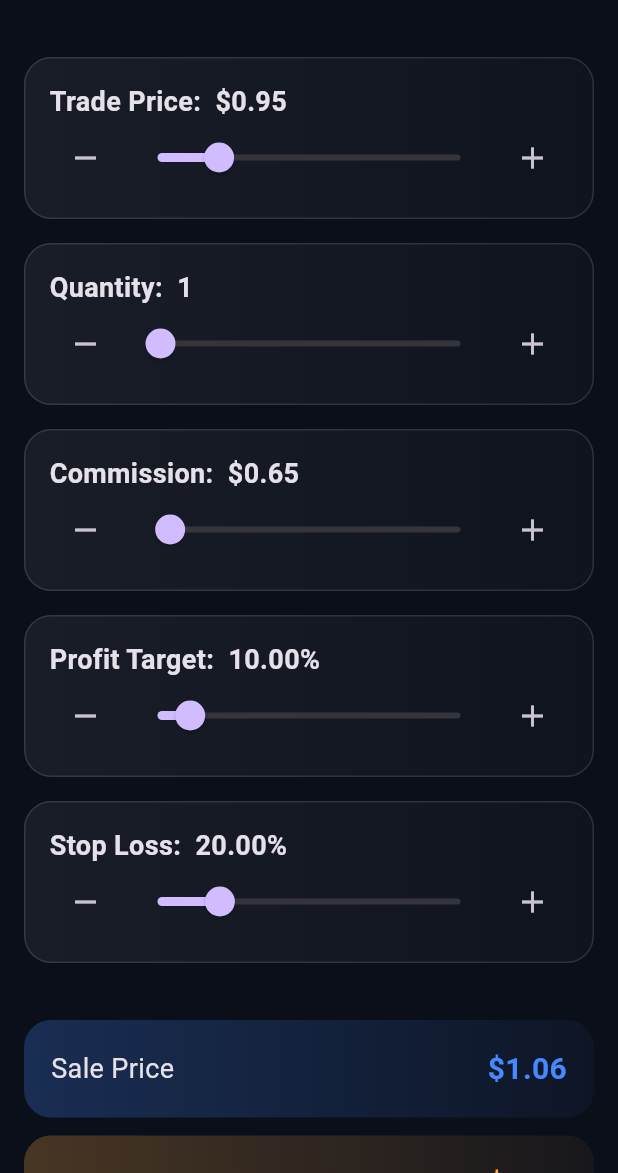
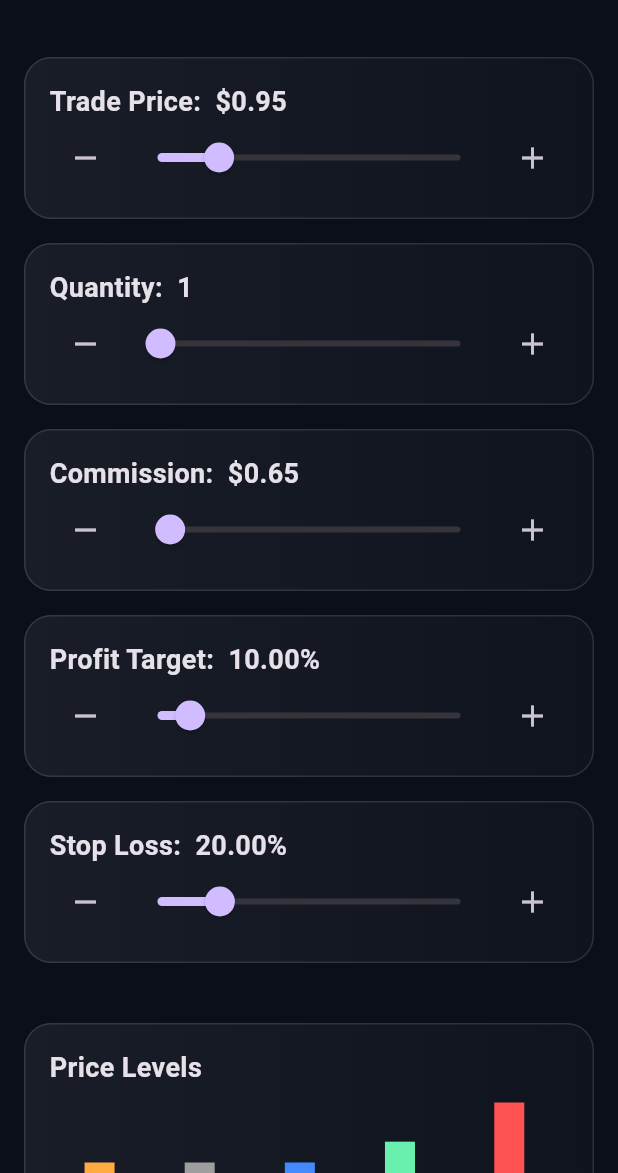
Before and after one commit to ransel2016/Investep, a Flutter app: the screen it shows after launch, after a tap on the "remove" icon, on a phone screen of 412 x 824 dp, the part 63-1236 px from its top. Run offline on Flutter 3.47's test engine with Material 3 defaults, Android fonts, the phone set to English and light mode, and no system bars.

Commit message:
Update calculator barras

```diff
--- a/lib/main.dart
+++ b/lib/main.dart
@@ -29,7 +29,6 @@ class _ProCalculatorAppState extends State<ProCalculatorApp> {
 }
 
 /* ---------- THEMES ---------- */
-
 final darkTheme = ThemeData.dark().copyWith(
   scaffoldBackgroundColor: const Color(0xFF0B0F1A),
   primaryColor: Colors.blueAccent,
@@ -41,7 +40,6 @@ final lightTheme = ThemeData.light().copyWith(
 );
 
 /* ---------- CALCULATOR ---------- */
-
 class CalculatorPage extends StatefulWidget {
   final bool darkMode;
   final VoidCallback onToggleTheme;
@@ -60,44 +58,40 @@ class _CalculatorPageState extends State<CalculatorPage> {
   double precioCompra = 1.00;
   int contratos = 1;
   double comision = 0.65;
-  double gananciaPorc = 0.10;
+  double gananciaPorc = 0.10; // slider objetivo ya corregido
   double stopPorc = 0.20;
 
   final int multiplicador = 100;
 
   double precioVenta = 0;
   double gananciaNeta = 0;
-  double porcentajeReal = 0;
+  double porcentajeReal = 0; // ya no se usa para mostrar
   double stopPrice = 0;
+  double perdidaNeta = 0;
 
   void calcular() {
     double valorTotal = precioCompra * multiplicador * contratos;
     double comisionesTotales = comision * contratos * 2;
 
-    double objetivoNeto =
-        (valorTotal + comisionesTotales) * (1 + gananciaPorc);
+    // Precio de venta redondeado
+    double precioVentaExacto =
+        (valorTotal + comisionesTotales) * (1 + gananciaPorc) / (contratos * multiplicador);
+    precioVenta = (precioVentaExacto * 100).ceilToDouble() / 100;
 
-    // SALE PRICE redondeado hacia arriba
-    precioVenta = (objetivoNeto / (contratos * multiplicador) * 100)
-            .ceilToDouble() /
-        100;
+    // Stop Loss
+    stopPrice = (precioCompra * (1 - stopPorc) * 100).ceilToDouble() / 100;
 
-    // STOP LOSS
-    double rawStop = precioCompra * (1 - stopPorc);
-    stopPrice = (rawStop * 100).ceilToDouble() / 100;
-
-    // NET PROFIT basado en precio redondeado
+    // Ganancia neta real
     double ventaReal = precioVenta * contratos * multiplicador;
-
     gananciaNeta = ventaReal - valorTotal - comisionesTotales;
 
-    porcentajeReal =
-        (gananciaNeta / (valorTotal + comisionesTotales)) * 100;
+    // Pérdida neta si se llega al stop
+    double stopReal = stopPrice * contratos * multiplicador;
+    perdidaNeta = valorTotal - stopReal + comisionesTotales;
   }
 
   Widget glassCard(Widget child) {
     final isDark = widget.darkMode;
-
     return Container(
       margin: const EdgeInsets.symmetric(vertical: 8),
       padding: const EdgeInsets.all(16),
@@ -108,17 +102,10 @@ class _CalculatorPageState extends State<CalculatorPage> {
               ? [Colors.white.withOpacity(0.06), Colors.white.withOpacity(0.02)]
               : [Colors.white, Colors.grey.shade100],
         ),
-        border: Border.all(
-          color: isDark ? Colors.white12 : Colors.black12,
-        ),
+        border: Border.all(color: isDark ? Colors.white12 : Colors.black12),
         boxShadow: isDark
             ? []
-            : [
-                BoxShadow(
-                  color: Colors.black.withOpacity(0.05),
-                  blurRadius: 10,
-                )
-              ],
+            : [BoxShadow(color: Colors.black.withOpacity(0.05), blurRadius: 10)],
       ),
       child: child,
     );
@@ -230,6 +217,102 @@ class _CalculatorPageState extends State<CalculatorPage> {
     );
   }
 
+  // --------- MINI GRAPH MODIFICADO ----------
+  Widget miniGraph() {
+    // Tomamos el máximo absoluto para escalar proporciones
+    double maxValue = [
+      stopPrice,
+      precioCompra,
+      precioVenta,
+      gananciaNeta.abs(),
+      perdidaNeta.abs()
+    ].reduce((a, b) => a > b ? a : b);
+
+    const double minHeight = 20; // altura mínima para que no desaparezcan
+
+    // Función para escalar cada valor respetando la proporción pero con mínimo
+    double getBarHeight(double value) {
+      double scaled = (value / maxValue) * 100;
+      return scaled < minHeight ? minHeight : scaled;
+    }
+
+    return glassCard(
+      Column(
+        crossAxisAlignment: CrossAxisAlignment.start,
+        children: [
+          const Text("Price Levels",
+              style: TextStyle(fontSize: 18, fontWeight: FontWeight.bold)),
+          const SizedBox(height: 10),
+          Row(
+            mainAxisAlignment: MainAxisAlignment.spaceAround,
+            children: [
+              // Stop
+              Column(
+                children: [
+                  Container(
+                      height: getBarHeight(stopPrice),
+                      width: 20,
+                      color: Colors.orangeAccent),
+                  const SizedBox(height: 4),
+                  Text("Stop\n\$${stopPrice.toStringAsFixed(2)}",
+                      textAlign: TextAlign.center),
+                ],
+              ),
+              // Buy
+              Column(
+                children: [
+                  Container(
+                      height: getBarHeight(precioCompra),
+                      width: 20,
+                      color: Colors.grey),
+                  const SizedBox(height: 4),
+                  Text("Buy\n\$${precioCompra.toStringAsFixed(2)}",
+                      textAlign: TextAlign.center),
+                ],
+              ),
+              // Sale
+              Column(
+                children: [
+                  Container(
+                      height: getBarHeight(precioVenta),
+                      width: 20,
+                      color: Colors.blueAccent),
+                  const SizedBox(height: 4),
+                  Text("Sale\n\$${precioVenta.toStringAsFixed(2)}",
+                      textAlign: TextAlign.center),
+                ],
+              ),
+              // Net Profit
+              Column(
+                children: [
+                  Container(
+                      height: getBarHeight(gananciaNeta.abs()),
+                      width: 20,
+                      color: Colors.greenAccent),
+                  const SizedBox(height: 4),
+                  Text("Profit\n\$${gananciaNeta.toStringAsFixed(2)}",
+                      textAlign: TextAlign.center),
+                ],
+              ),
+              // Posible pérdida
+              Column(
+                children: [
+                  Container(
+                      height: getBarHeight(perdidaNeta.abs()),
+                      width: 20,
+                      color: Colors.redAccent),
+                  const SizedBox(height: 4),
+                  Text("Loss\n-\$${perdidaNeta.toStringAsFixed(2)}",
+                      textAlign: TextAlign.center),
+                ],
+              ),
+            ],
+          ),
+        ],
+      ),
+    );
+  }
+
   @override
   Widget build(BuildContext context) {
     calcular();
@@ -295,6 +378,8 @@ class _CalculatorPageState extends State<CalculatorPage> {
               onChanged: (v) => setState(() => stopPorc = v / 100),
             ),
             const SizedBox(height: 24),
+            miniGraph(),
+            const SizedBox(height: 24),
             animatedResult(
               "Sale Price",
               "\$${precioVenta.toStringAsFixed(2)}",
@@ -311,11 +396,15 @@ class _CalculatorPageState extends State<CalculatorPage> {
               gananciaNeta >= 0 ? Colors.greenAccent : Colors.redAccent,
             ),
             animatedResult(
+              "Possible Loss",
+              "-\$${perdidaNeta.toStringAsFixed(2)}",
+              Colors.redAccent,
+            ),
+            // Ahora mostramos el porcentaje EXACTO del slider
+            animatedResult(
               "Percentage",
-              "${porcentajeReal.toStringAsFixed(2)}%",
-              porcentajeReal >= gananciaPorc * 100
-                  ? Colors.greenAccent
-                  : Colors.redAccent,
+              "${(gananciaPorc * 100).toStringAsFixed(2)}%",
+              gananciaNeta >= 0 ? Colors.greenAccent : Colors.redAccent,
             ),
             const SizedBox(height: 12),
             const Text("Designed by: Ransel Ramos"),
--- a/pubspec.yaml
+++ b/pubspec.yaml
@@ -16,7 +16,7 @@ publish_to: 'none' # Remove this line if you wish to publish to pub.dev
 # https://developer.apple.com/library/archive/documentation/General/Reference/InfoPlistKeyReference/Articles/CoreFoundationKeys.html
 # In Windows, build-name is used as the major, minor, and patch parts
 # of the product and file versions while build-number is used as the build suffix.
-version: 1.0.0+2
+version: 1.0.0+3
 
 environment:
   sdk: ^3.11.0
```
